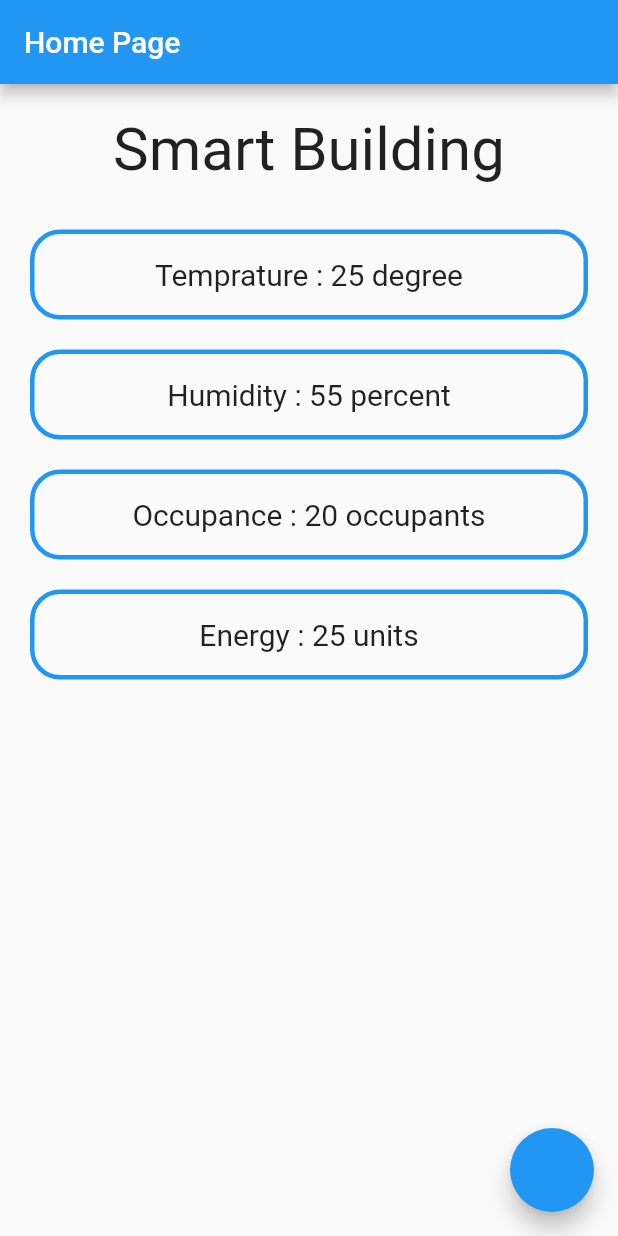
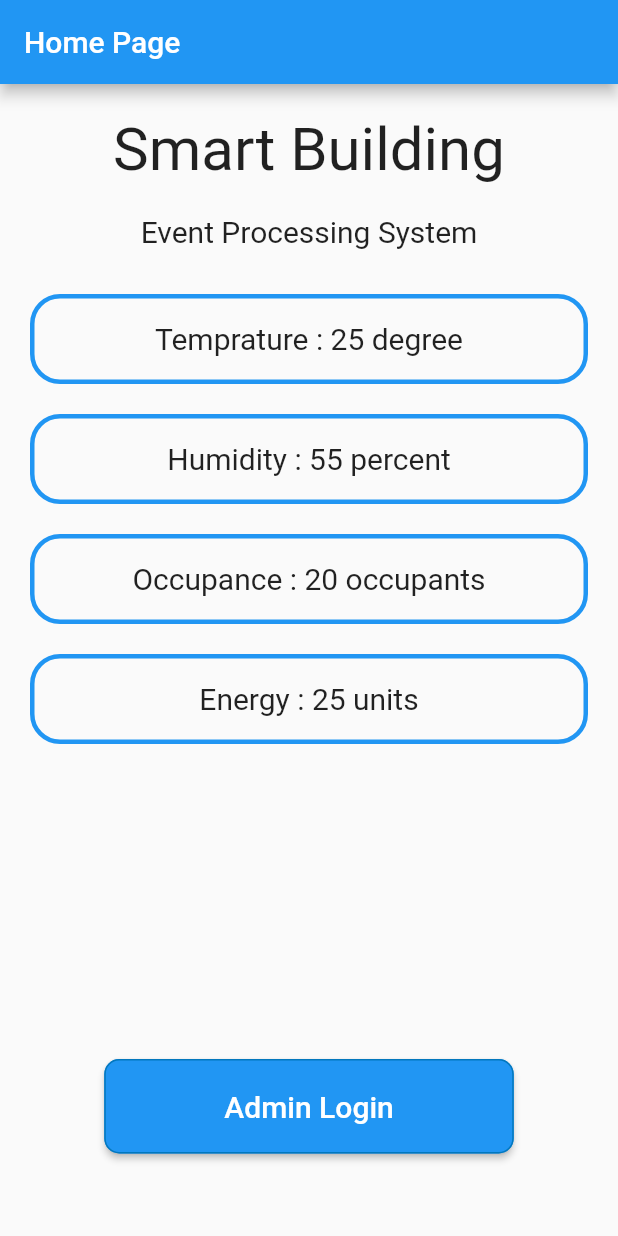
Before and after one commit to deepu0201/DDSG_SE_Group, a Flutter app: the screen it shows after launch, on a phone screen of 412 x 824 dp. Run offline on Flutter 3.47's test engine with Material 2 defaults, Android fonts, the phone set to English and light mode, and no system bars.

Commit message:
Finished Home Screen UI

```diff
--- a/lib/screens/homepage.dart
+++ b/lib/screens/homepage.dart
@@ -23,17 +23,45 @@ class HomePage extends StatelessWidget {
                 ),
               ),
             ),
+            Padding(
+              padding: const EdgeInsets.only(bottom: 20.0),
+              child: Center(
+                child: Text(
+                  'Event Processing System',
+                  style: TextStyle(
+                    fontSize: 20.0,
+                  ),
+                ),
+              ),
+            ),
             MyContainer(myString: 'Temprature : 25 degree'),
             MyContainer(myString: 'Humidity : 55 percent'),
             MyContainer(myString: 'Occupance : 20 occupants'),
             MyContainer(myString: 'Energy : 25 units'),
+            SizedBox(
+              height: 200.0,
+            ),
+            ElevatedButton(
+              style: ElevatedButton.styleFrom(
+                padding: const EdgeInsets.symmetric(
+                  vertical: 20.0,
+                  horizontal: 80.0,
+                ),
+                shape: RoundedRectangleBorder(
+                  borderRadius: BorderRadius.circular(10.0),
+                ),
+                side: BorderSide(color: Colors.lightBlue[800]),
+              ),
+              onPressed: () {
+                Navigator.pushNamed(context, '/loginScreen');
+              },
+              child: Text(
+                'Admin Login',
+                style: TextStyle(fontSize: 20.0),
+              ),
+            )
           ],
         ),
-      ),
-      floatingActionButton: FloatingActionButton(
-        onPressed: () {
-          Navigator.pushNamed(context, '/loginScreen');
-        },
       ),
     );
   }
```
